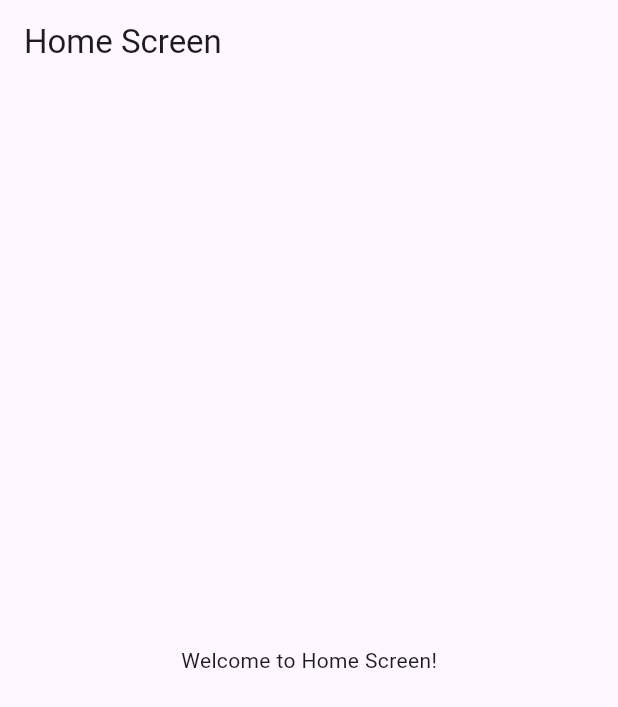
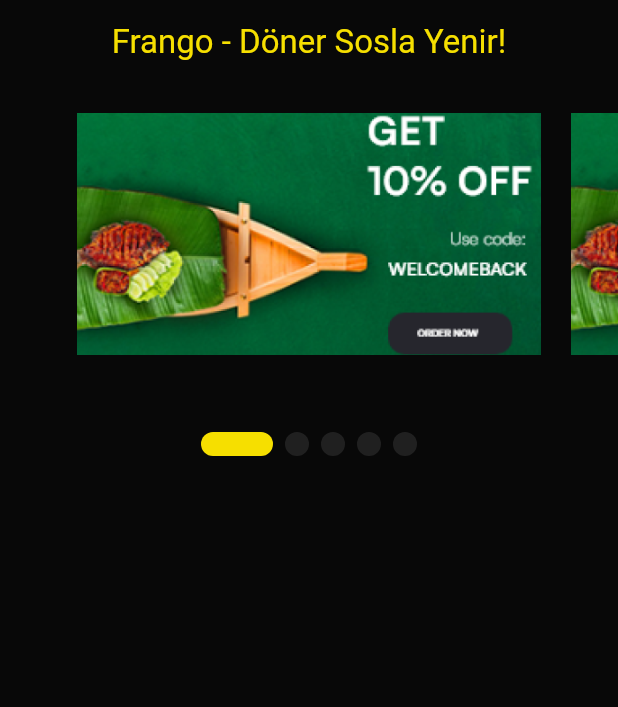
Before and after one commit to sadiqaliyev01/frango_restaurant_app, a Flutter app: the screen it shows after launch, after a tap on "Ötürün", on a phone screen of 412 x 824 dp. Shown: the top 707 px of the screen. Run offline on Flutter 3.47's test engine with Material 3 defaults, Android fonts, the phone set to English and light mode, and no system bars; drawn by our look-alikes of smooth_page_indicator; our stand-ins replace shared_preferences.

Commit message:
- home screen discount scroller - optimization

```diff
--- a/lib/app.dart
+++ b/lib/app.dart
@@ -40,11 +40,7 @@ class _MyAppState extends State<MyApp> {
         colorScheme: ColorScheme.fromSeed(seedColor: Colors.deepPurple),
         useMaterial3: true,
       ),
-      home: isHome == true
-          ? const HomeScreen()
-          : isSplash == false
-          ? const SplashScreen()
-          : const SplashScreen(),
+      home: isHome == true ? const HomeScreen() : const SplashScreen(),
       debugShowCheckedModeBanner: false,
     );
   }
--- /dev/null
+++ b/lib/data/models/local/home_screen_scroller_model.dart
@@ -0,0 +1,25 @@
+class HomeScreenScrollerModel {
+  final String image;
+
+  HomeScreenScrollerModel({
+    required this.image,
+  });
+
+  static List<HomeScreenScrollerModel> model = [
+    HomeScreenScrollerModel(
+      image: "assets/png/discount.png",
+    ),
+    HomeScreenScrollerModel(
+      image: "assets/png/discount.png",
+    ),
+    HomeScreenScrollerModel(
+      image: "assets/png/discount.png",
+    ),
+    HomeScreenScrollerModel(
+      image: "assets/png/discount.png",
+    ),
+    HomeScreenScrollerModel(
+      image: "assets/png/discount.png",
+    ),
+  ];
+}
--- a/lib/presentation/screens/home_screen/home_screen.dart
+++ b/lib/presentation/screens/home_screen/home_screen.dart
@@ -1,16 +1,39 @@
 import 'package:flutter/material.dart';
+import 'package:frango_restaurant_app/data/models/local/home_screen_scroller_model.dart';
+import 'package:frango_restaurant_app/presentation/screens/home_screen/widgets/campaigns.dart';
+import 'package:frango_restaurant_app/presentation/widgets/dot_indicator.dart';
+import 'package:frango_restaurant_app/utils/constants/app_colors.dart';
 
 class HomeScreen extends StatelessWidget {
   const HomeScreen({super.key});
 
   @override
   Widget build(BuildContext context) {
+    List<HomeScreenScrollerModel> scrollerModel = HomeScreenScrollerModel.model;
+    final PageController pageController = PageController(
+      initialPage: 0,
+      viewportFraction: 0.8,
+    );
+
     return Scaffold(
+      backgroundColor: AppColors.primaryBlack,
       appBar: AppBar(
-        title: const Text('Home Screen'),
+        backgroundColor: AppColors.primaryBlack,
+        foregroundColor: AppColors.primaryYellow,
+        title: const Text('Frango - Döner Sosla Yenir!'),
+        centerTitle: true,
       ),
-      body: Center(
-        child: const Text('Welcome to Home Screen!'),
+      body: Column(
+        children: [
+          Campaigns(pageController: pageController),
+          Padding(
+            padding: const EdgeInsets.all(16.0),
+            child: DotIndicator(
+              pageController: pageController,
+              itemCount: scrollerModel.length,
+            ),
+          ),
+        ],
       ),
     );
   }
--- /dev/null
+++ b/lib/presentation/screens/home_screen/widgets/campaigns.dart
@@ -0,0 +1,38 @@
+import 'package:flutter/material.dart';
+import 'package:frango_restaurant_app/data/models/local/home_screen_scroller_model.dart';
+import 'package:frango_restaurant_app/utils/constants/app_paddings.dart';
+
+class Campaigns extends StatelessWidget {
+  const Campaigns({super.key, required this.pageController});
+
+  final PageController pageController;
+
+  @override
+  Widget build(BuildContext context) {
+    List<HomeScreenScrollerModel> scrollerModel = HomeScreenScrollerModel.model;
+
+    return SizedBox(
+      height: 200,
+      child: PageView.builder(
+        controller: pageController,
+        itemCount: scrollerModel.length,
+        itemBuilder: (context, index) {
+          final discount = scrollerModel[index];
+          return Row(
+            children: [
+              Expanded(
+                child: Padding(
+                  padding: AppPaddings.h10,
+                  child: Image.asset(
+                    discount.image,
+                    fit: BoxFit.contain,
+                  ),
+                ),
+              ),
+            ],
+          );
+        },
+      ),
+    );
+  }
+}
--- a/lib/presentation/screens/onboard_screen/onboard_screen.dart
+++ b/lib/presentation/screens/onboard_screen/onboard_screen.dart
@@ -1,126 +1,59 @@
 import 'package:flutter/material.dart';
+import 'package:frango_restaurant_app/presentation/screens/onboard_screen/widgets/page_view_builder.dart';
+import 'package:frango_restaurant_app/presentation/screens/onboard_screen/widgets/skip_button.dart';
+import 'package:frango_restaurant_app/presentation/widgets/dot_indicator.dart';
 import 'package:shared_preferences/shared_preferences.dart';
 import 'package:frango_restaurant_app/data/models/local/onboard_model.dart';
-import 'package:frango_restaurant_app/presentation/screens/home_screen/home_screen.dart'; // HomeScreen'i içe aktarın
-import 'package:frango_restaurant_app/presentation/screens/onboard_screen/widgets/onboard_description_and_style.dart';
-import 'package:frango_restaurant_app/presentation/screens/onboard_screen/widgets/onboard_title_and_style.dart';
+import 'package:frango_restaurant_app/presentation/screens/home_screen/home_screen.dart';
 import 'package:frango_restaurant_app/utils/constants/app_colors.dart';
-import 'package:smooth_page_indicator/smooth_page_indicator.dart';
 
-class OnboardScreen extends StatefulWidget {
+class OnboardScreen extends StatelessWidget {
   const OnboardScreen({super.key});
 
-  @override
-  State<OnboardScreen> createState() => _OnboardScreenState();
-}
-
-class _OnboardScreenState extends State<OnboardScreen> {
-  late PageController pageController;
-  int currentPage = 0;
-  List<OnboardModel> onboards = OnboardModel.onboardItems;
-
-  @override
-  void initState() {
-    super.initState();
-    pageController = PageController(initialPage: currentPage);
-    _checkIfOnboardingCompleted();
-  }
-
-  void _checkIfOnboardingCompleted() async {
+  Future<void> _checkIfOnboardingCompleted(context) async {
     SharedPreferences prefs = await SharedPreferences.getInstance();
     bool? completed = prefs.getBool('onboardingCompleted');
     if (completed == true) {
-      _navigateToHome();
+      _navigateToHome(context);
     }
   }
 
-  void _navigateToHome() {
+  void _navigateToHome(BuildContext context) {
     Navigator.pushReplacement(
       context,
       MaterialPageRoute(builder: (context) => const HomeScreen()),
     );
   }
 
-  void _completeOnboarding() async {
+  Future<void> _completeOnboarding(context) async {
     SharedPreferences prefs = await SharedPreferences.getInstance();
     await prefs.setBool('onboardingCompleted', true);
-    _navigateToHome();
-  }
-
-  @override
-  void dispose() {
-    pageController.dispose();
-    super.dispose();
+    _navigateToHome(context);
   }
 
   @override
   Widget build(BuildContext context) {
+    List<OnboardModel> onboards = OnboardModel.onboardItems;
+    final PageController pageController = PageController(initialPage: 0);
+
+    _checkIfOnboardingCompleted(context);
+
     return Scaffold(
       backgroundColor: AppColors.black,
       body: Column(
         children: [
-          Expanded(
-            child: PageView.builder(
-              controller: pageController,
-              itemCount: onboards.length,
-              itemBuilder: (context, index) {
-                final items = onboards[index];
-                return Column(
-                  mainAxisAlignment: MainAxisAlignment.center,
-                  children: [
-                    const SizedBox(
-                      height: 60,
-                    ),
-
-                    Expanded(
-                      child: SizedBox(
-                        width: MediaQuery.of(context).size.width,
-                        child: Image.asset(
-                          items.image,
-                          fit: BoxFit.contain,
-                        ),
-                      ),
-                    ),
-                    const SizedBox(height: 20),
-                    OnboardTitleAndStyle(
-                      title: items.title,
-                    ),
-                    const SizedBox(height: 20),
-                    OnboardDescriptionAndStyle(
-                      description: items.description,
-                    ),
-                  ],
-                );
-              },
-              onPageChanged: (index) {
-                setState(() {
-                  currentPage = index;
-                });
-              },
-            ),
+          PageViewBuilder(
+            pageController: pageController,
           ),
           const SizedBox(height: 20),
-          SmoothPageIndicator(
-            controller: pageController,
-            count: onboards.length,
-            effect: const WormEffect(
-              activeDotColor: AppColors.primaryYellow,
-              dotColor: AppColors.primaryBlack,
-              dotWidth: 30,
-            ),
+          DotIndicator(
+            pageController: pageController,
+            itemCount: onboards.length,
           ),
           const SizedBox(height: 20),
-          ElevatedButton(
-            onPressed: _completeOnboarding,
-            style: ElevatedButton.styleFrom(
-                backgroundColor: AppColors.primaryYellow),
-            child: const Text(
-              "Ötürün",
-              style: TextStyle(
-                color: AppColors.primaryBlack,
-              ),
-            ),
-          ),
+          SkipButton(
+            onPressed: () => _completeOnboarding(context),
+          )
         ],
       ),
     );
--- /dev/null
+++ b/lib/presentation/screens/onboard_screen/widgets/page_view_builder.dart
@@ -0,0 +1,50 @@
+import 'package:flutter/material.dart';
+import 'package:frango_restaurant_app/data/models/local/onboard_model.dart';
+import 'package:frango_restaurant_app/presentation/screens/onboard_screen/widgets/onboard_description_and_style.dart';
+import 'package:frango_restaurant_app/presentation/screens/onboard_screen/widgets/onboard_title_and_style.dart';
+
+class PageViewBuilder extends StatelessWidget {
+  const PageViewBuilder({super.key, required this.pageController});
+
+  final PageController pageController;
+
+  @override
+  Widget build(BuildContext context) {
+    List<OnboardModel> onboards = OnboardModel.onboardItems;
+
+    return Expanded(
+      child: PageView.builder(
+        controller: pageController,
+        itemCount: onboards.length,
+        itemBuilder: (context, index) {
+          final items = onboards[index];
+          return Column(
+            mainAxisAlignment: MainAxisAlignment.center,
+            children: [
+              const SizedBox(
+                height: 60,
+              ),
+              Expanded(
+                child: SizedBox(
+                  width: MediaQuery.of(context).size.width,
+                  child: Image.asset(
+                    items.image,
+                    fit: BoxFit.contain,
+                  ),
+                ),
+              ),
+              const SizedBox(height: 20),
+              OnboardTitleAndStyle(
+                title: items.title,
+              ),
+              const SizedBox(height: 20),
+              OnboardDescriptionAndStyle(
+                description: items.description,
+              ),
+            ],
+          );
+        },
+      ),
+    );
+  }
+}
--- /dev/null
+++ b/lib/presentation/screens/onboard_screen/widgets/skip_button.dart
@@ -0,0 +1,22 @@
+import 'package:flutter/material.dart';
+import 'package:frango_restaurant_app/utils/constants/app_colors.dart';
+
+class SkipButton extends StatelessWidget {
+  const SkipButton({super.key, required this.onPressed});
+  final void Function()? onPressed;
+
+  @override
+  Widget build(BuildContext context) {
+    return ElevatedButton(
+      onPressed: onPressed,
+      style: ElevatedButton.styleFrom(
+          backgroundColor: AppColors.primaryYellow),
+      child: const Text(
+        "Ötürün",
+        style: TextStyle(
+          color: AppColors.primaryBlack,
+        ),
+      ),
+    );
+  }
+}
--- /dev/null
+++ b/lib/presentation/widgets/dot_indicator.dart
@@ -0,0 +1,31 @@
+import 'package:flutter/material.dart';
+import 'package:frango_restaurant_app/utils/constants/app_colors.dart';
+import 'package:smooth_page_indicator/smooth_page_indicator.dart';
+
+class DotIndicator extends StatelessWidget {
+  const DotIndicator({super.key, required this.pageController, required this.itemCount});
+
+  final PageController pageController;
+  final int itemCount;
+
+  @override
+  Widget build(BuildContext context) {
+    return Padding(
+      padding: const EdgeInsets.all(16.0),
+      child: SmoothPageIndicator(
+        controller: pageController,
+        count: itemCount,
+        effect: const ExpandingDotsEffect(
+          activeDotColor: AppColors.primaryYellow,
+          dotColor: AppColors.black,
+          dotWidth: 16,
+        ),
+        // WormEffect(
+        //   activeDotColor: AppColors.primaryYellow,
+        //   dotColor: AppColors.primaryBlack,
+        //   dotWidth: 30,
+        // ),
+      ),
+    );
+  }
+}
--- a/lib/utils/constants/app_colors.dart
+++ b/lib/utils/constants/app_colors.dart
@@ -4,6 +4,7 @@ class AppColors {
   AppColors._();
 
   static const Color primaryYellow = Color(0xffF6DF00);
-  static const Color primaryBlack = Color(0xff323232);
-  static const Color black = Color(0xff080808);
+  static const Color primaryBlack = Color(0xff080808);
+  static const Color black = Color(0xff202020);
+  static const Color white = Colors.white;
 }
--- /dev/null
+++ b/lib/utils/constants/app_paddings.dart
@@ -0,0 +1,7 @@
+import 'package:flutter/material.dart';
+
+class AppPaddings {
+  AppPaddings._();
+
+  static const h10 = EdgeInsets.symmetric(horizontal: 10);
+}
```
Also changed, not shown: assets/png/discount.png (added), 1 other file.
